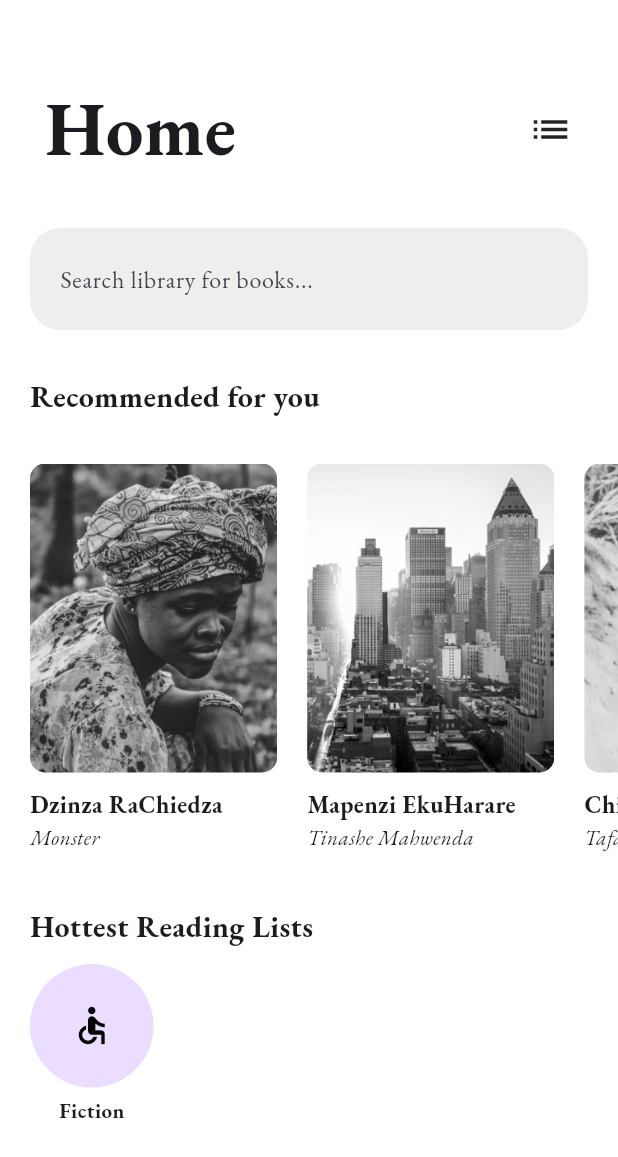
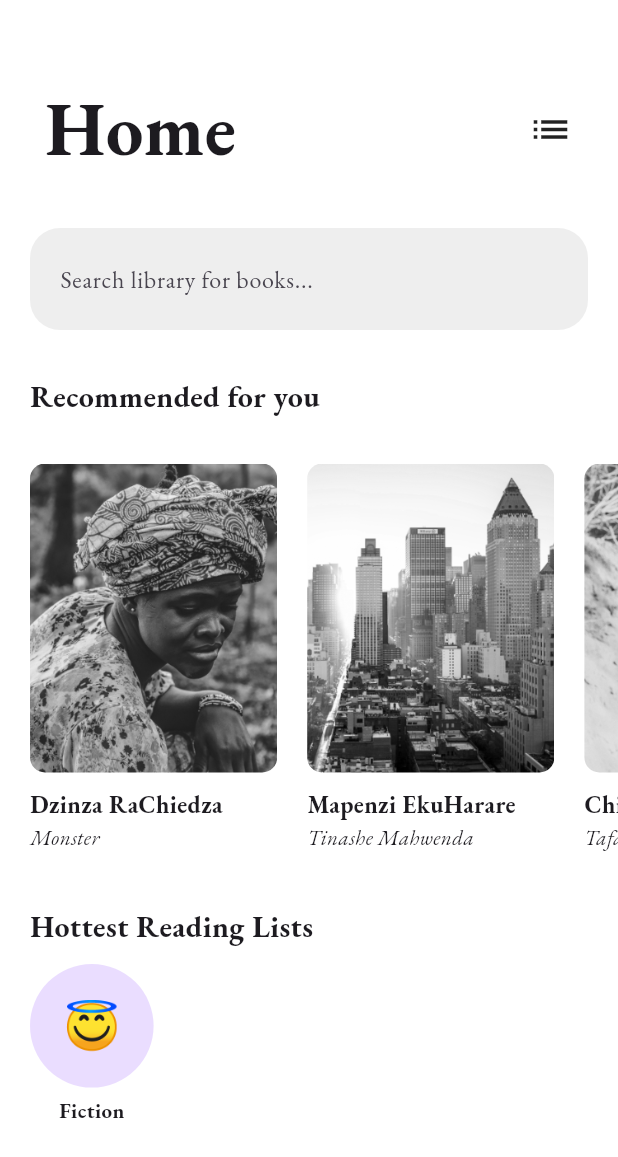
Before and after one commit to tinashemahwenda/redi-book-app, a Flutter app: the screen it shows after launch, on a phone screen of 412 x 824 dp. Shown: the top 1157 px of the screen. Run offline on Flutter 3.47's test engine with Material 3 defaults, Android fonts, the phone set to English and light mode, and no system bars; missing offline and left inert: emoji_data.

Commit message:
Created a bubble tile

```diff
--- /dev/null
+++ b/lib/components/bubble_tile.dart
@@ -0,0 +1,36 @@
+import 'package:flutter/material.dart';
+
+import '../constants/constants.dart';
+
+class BubbleTile extends StatelessWidget {
+  final String bubbleEmoji;
+  final String bubbleTitle;
+  const BubbleTile(
+      {super.key, required this.bubbleEmoji, required this.bubbleTitle});
+
+  @override
+  Widget build(BuildContext context) {
+    return Padding(
+      padding: const EdgeInsets.only(left: 20.0),
+      child: Column(
+        spacing: 5,
+        children: [
+          CircleAvatar(
+              radius: AppMeasure.width / 10,
+              child: Text(
+                bubbleEmoji,
+                style: TextStyle(
+                  fontSize: 30,
+                ),
+              )),
+          Text(
+            bubbleTitle,
+            style: TextStyle(
+              fontWeight: FontWeight.bold,
+            ),
+          ),
+        ],
+      ),
+    );
+  }
+}
--- a/lib/screens/homescreen.dart
+++ b/lib/screens/homescreen.dart
@@ -1,7 +1,9 @@
 import 'dart:convert';
 
+import 'package:emoji_data/emoji_data.dart';
 import 'package:flutter/material.dart';
 import 'package:flutter/services.dart';
+import 'package:redi/components/bubble_tile.dart';
 
 import 'package:redi/components/searchbox.dart';
 import 'package:redi/constants/constants.dart';
@@ -113,27 +115,9 @@ class _HomePageState extends State<HomePage> {
               SizedBox(
                 height: 10,
               ),
-              Padding(
-                padding: const EdgeInsets.only(left: 20.0),
-                child: Column(
-                  spacing: 5,
-                  children: [
-                    CircleAvatar(
-                      radius: AppMeasure.width / 10,
-                      child: Icon(
-                        Icons.accessible_outlined,
-                        color: Colors.black,
-                        size: 30,
-                      ),
-                    ),
-                    Text(
-                      'Fiction',
-                      style: TextStyle(
-                        fontWeight: FontWeight.bold,
-                      ),
-                    ),
-                  ],
-                ),
+              BubbleTile(
+                bubbleEmoji: '😇',
+                bubbleTitle: 'Fiction',
               )
             ],
           ),
--- a/pubspec.yaml
+++ b/pubspec.yaml
@@ -34,6 +34,7 @@ dependencies:
   # The following adds the Cupertino Icons font to your application.
   # Use with the CupertinoIcons class for iOS style icons.
   cupertino_icons: ^1.0.8
+  emoji_data: ^1.0.0
 
 dev_dependencies:
   flutter_test:
```
Also changed, not shown: pubspec.lock.
